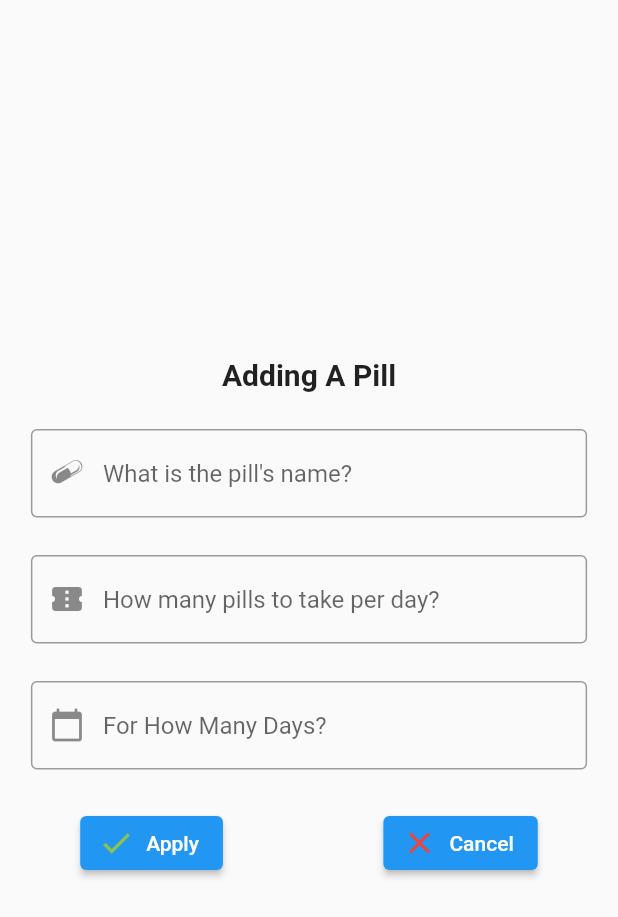
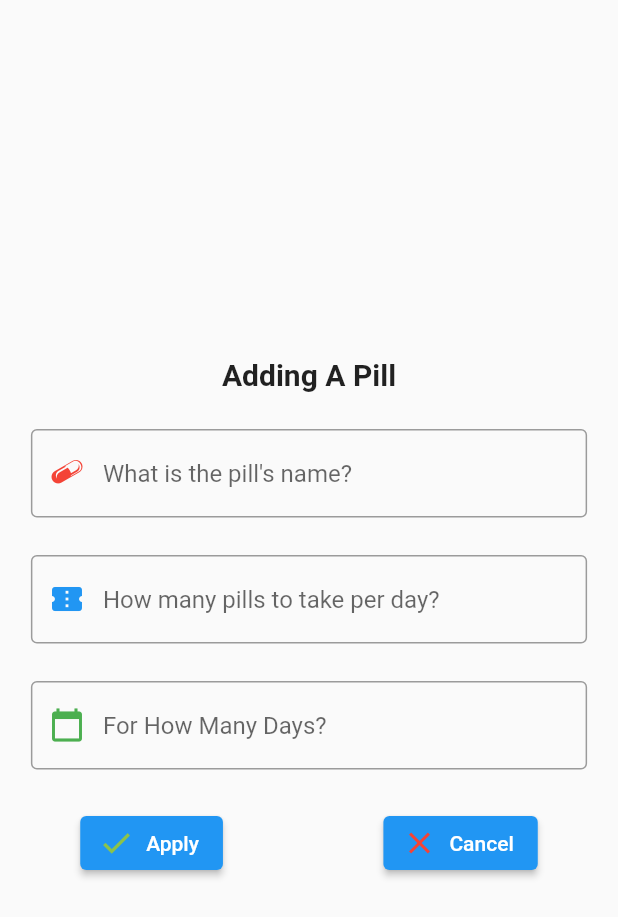
Before and after one commit to TomerPacific/Pill, a Flutter app: the AddingPillForm screen opened directly, on a phone screen of 412 x 824 dp. Shown: the top 917 px of the screen. Run offline on Flutter 3.47's test engine with Material 2 defaults, Android fonts, the light colour scheme and no system bars; our stand-ins replace flutter_bloc, shared_preferences; accounts and stored records are empty.

Commit message:
Pill making prefix icon color stay constant regardless of focus mode as no solution was found to support light/dark mode changes

```diff
--- a/lib/widget/adding_pill_form.dart
+++ b/lib/widget/adding_pill_form.dart
@@ -73,19 +73,18 @@ class AddingPillFormState extends State<AddingPillForm> {
                 key: _formKey,
                 child: Column(
                   children: <Widget>[
-                      Theme(
-                        data: ThemeData(colorScheme:
-                        ThemeData().colorScheme.copyWith(primary:Colors.red)
-                        ),
-                        child:  Container(
+                    Container(
                       width: MediaQuery.of(context).size.width * 0.9,
                       child: TextFormField(
                           key: ObjectKey("pillName"),
                           controller: pillNameTextEditingController,
                           decoration: const InputDecoration(
                               border: OutlineInputBorder(),
+                              focusedBorder: OutlineInputBorder(
+                                borderSide: BorderSide(color: Colors.red, width: 1),
+                              ),
                               hintText: 'What is the pill\'s name?',
-                                  prefixIcon: Icon(CustomIcons.pill)
+                              prefixIcon: Icon(CustomIcons.pill, color: Colors.red)
                           ),
                           inputFormatters: [
                             FilteringTextInputFormatter.allow(
@@ -104,7 +103,6 @@ class AddingPillFormState extends State<AddingPillForm> {
                           }
                       ),
                     ),
-                      ),
                     SizedBox(height: 25.0),
                     Container(
                       width: MediaQuery.of(context).size.width * 0.9,
@@ -115,7 +113,7 @@ class AddingPillFormState extends State<AddingPillForm> {
                           decoration: const InputDecoration(
                               border: OutlineInputBorder(),
                               hintText: 'How many pills to take per day?',
-                                prefixIcon: Icon(Icons.confirmation_number)
+                              prefixIcon: Icon(Icons.confirmation_number, color: Colors.blue)
                           ),
                           validator: (value) {
                             if (value == null || value.isEmpty || !_isNumberGreaterThanZero(value)) {
@@ -126,11 +124,7 @@ class AddingPillFormState extends State<AddingPillForm> {
                       ),
                     ),
                     SizedBox(height: 25.0),
-                      Theme(
-                          data: ThemeData(colorScheme:
-                          ThemeData().colorScheme.copyWith(primary:Colors.green)
-                          ),
-                          child:Container(
+                    Container(
                       width: MediaQuery.of(context).size.width * 0.9,
                       child:  TextFormField(
                           key: ObjectKey("pillDays"),
@@ -138,8 +132,11 @@ class AddingPillFormState extends State<AddingPillForm> {
                           keyboardType: TextInputType.number,
                           decoration: const InputDecoration(
                               border: OutlineInputBorder(),
+                              focusedBorder: OutlineInputBorder(
+                                borderSide: BorderSide(color: Colors.green, width: 1),
+                              ),
                               hintText: 'For How Many Days?',
-                                    prefixIcon: Icon(Icons.calendar_today)
+                              prefixIcon: Icon(Icons.calendar_today, color: Colors.green)
                           ),
                           validator: (value) {
                             if (value == null || value.isEmpty || !_isNumberGreaterThanZero(value)) {
@@ -148,7 +145,6 @@ class AddingPillFormState extends State<AddingPillForm> {
                             return null;
                           }
                       ),
-                          )
                     ),
                     SizedBox(height: 25.0),
                     Row(
```
Lines whose indentation alone changed are shown as unchanged.
